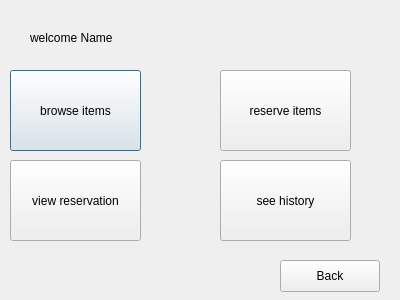
The window that mainpageuser.ui (yassienE4/Lab_Project) describes before a commit, drawn with Qt 5.
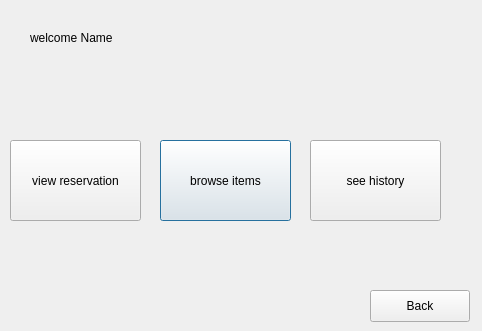
The same window after the commit.

Patch:
```diff
--- a/mainpageuser.ui
+++ b/mainpageuser.ui
@@ -6,8 +6,8 @@
    <rect>
     <x>0</x>
     <y>0</y>
-    <width>400</width>
-    <height>300</height>
+    <width>482</width>
+    <height>331</height>
    </rect>
   </property>
   <property name="windowTitle">
@@ -29,8 +29,8 @@
   <widget class="QPushButton" name="pushButton_Browse">
    <property name="geometry">
     <rect>
-     <x>10</x>
-     <y>70</y>
+     <x>160</x>
+     <y>140</y>
      <width>131</width>
      <height>81</height>
     </rect>
@@ -43,7 +43,7 @@
    <property name="geometry">
     <rect>
      <x>10</x>
-     <y>160</y>
+     <y>140</y>
      <width>131</width>
      <height>81</height>
     </rect>
@@ -52,24 +52,11 @@
     <string>view reservation</string>
    </property>
   </widget>
-  <widget class="QPushButton" name="pushButton_Reserve">
-   <property name="geometry">
-    <rect>
-     <x>220</x>
-     <y>70</y>
-     <width>131</width>
-     <height>81</height>
-    </rect>
-   </property>
-   <property name="text">
-    <string>reserve items</string>
-   </property>
-  </widget>
   <widget class="QPushButton" name="pushButton_History">
    <property name="geometry">
     <rect>
-     <x>220</x>
-     <y>160</y>
+     <x>310</x>
+     <y>140</y>
      <width>131</width>
      <height>81</height>
     </rect>
@@ -81,8 +68,8 @@
   <widget class="QPushButton" name="pushButton_Back">
    <property name="geometry">
     <rect>
-     <x>280</x>
-     <y>260</y>
+     <x>370</x>
+     <y>290</y>
      <width>100</width>
      <height>32</height>
     </rect>
```
